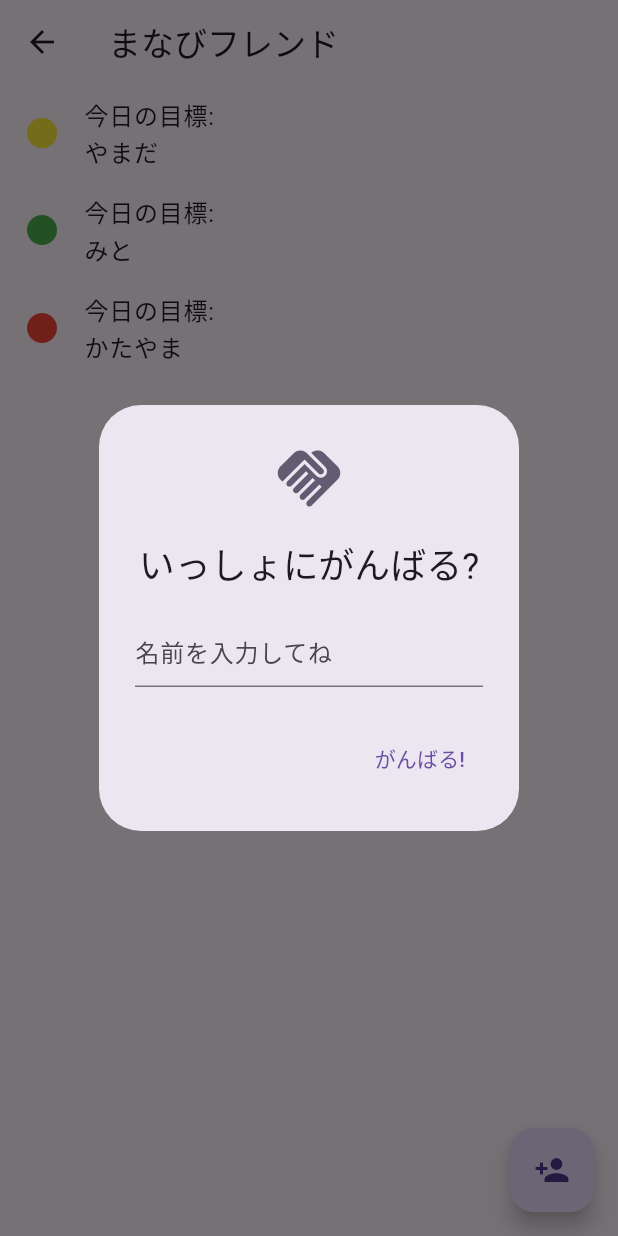
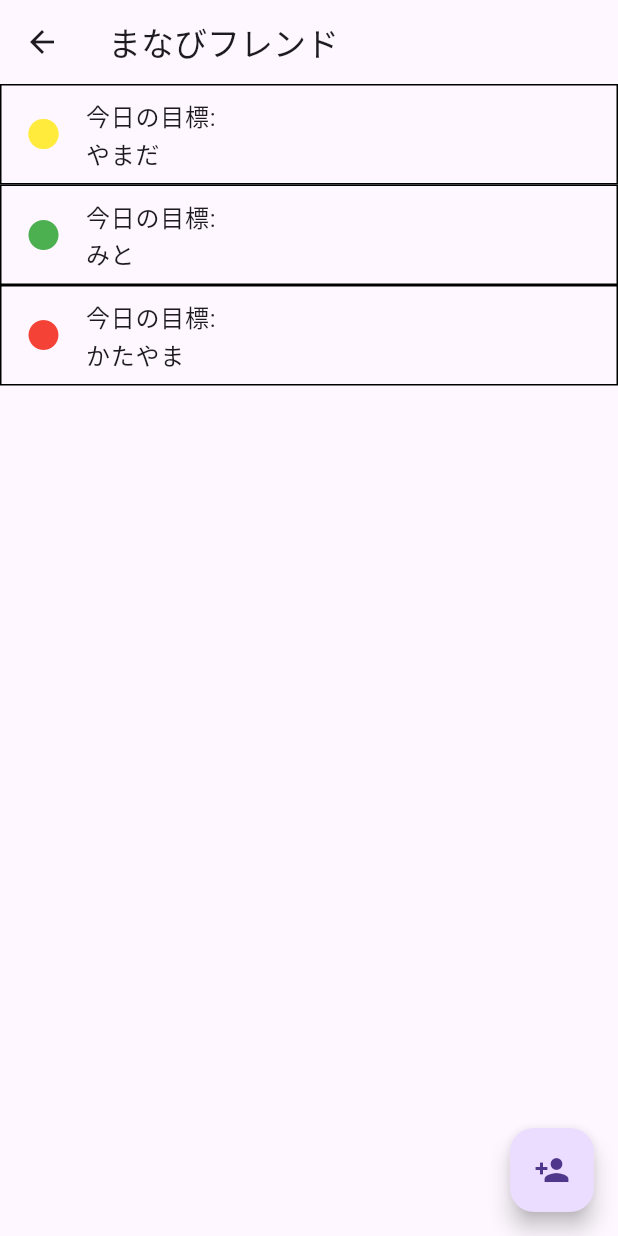
Before and after one commit to Ryosan846538/Ganbaroune, a Flutter app: the FriendList screen opened directly, after a tap on the "person add" icon, on a phone screen of 412 x 824 dp. Run offline on Flutter 3.47's test engine with Material 3 defaults, Android fonts, the light colour scheme and no system bars; our stand-ins replace flip_card, stop_watch_timer.

Commit message:
黒枠追加

```diff
--- a/lib/screen/learn_friends.dart
+++ b/lib/screen/learn_friends.dart
@@ -49,7 +49,11 @@ class FriendListState extends State<FriendList> {
       body: ListView.builder(
         itemCount: friends.length,
         itemBuilder: (context, index) {
-          return ListTile(
+          return Container(
+            decoration: BoxDecoration(
+              border: Border.all(color: Colors.black, width: 1), // 枠線を追加
+            ),
+            child: ListTile(
               leading: Icon(
                 Icons.circle,
                 color: friends[index].statusColor,
@@ -61,41 +65,13 @@ class FriendListState extends State<FriendList> {
                   Text(friends[index].name),
                 ],
               ),
+            ),
           );
         },
       ),
       floatingActionButton: FloatingActionButton(
         onPressed: () {
-          showDialog(
-            context: context,
-            builder: (context) {
-              String? name;
-              return AlertDialog(
-                title: const Text('いっしょにがんばる?'),
-                icon: const Icon(
-                  Icons.handshake,
-                  size: 50,
-                ),
-                content: TextField(
-                  onChanged: (value) {
-                    name = value;
-                  },
-                  decoration: const InputDecoration(hintText: "名前を入力してね"),
-                ),
-                actions: <Widget>[
-                  TextButton(
-                    child: const Text('がんばる!'),
-                    onPressed: () {
-                      if (name != null && name!.isNotEmpty) {
-                        addFriend(name!);
-                        Navigator.of(context).pop();
-                      }
-                    },
-                  ),
-                ],
-              );
-            },
-          );
+          // ボタンの動作は変更なし
         },
         child: const Icon(Icons.person_add),
       ),
```
Lines whose indentation alone changed are shown as unchanged.
